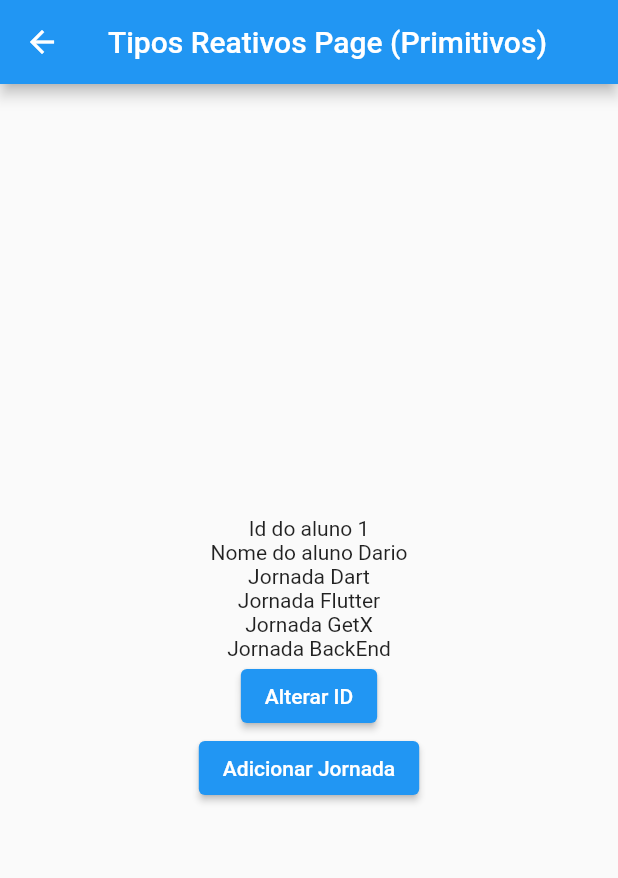
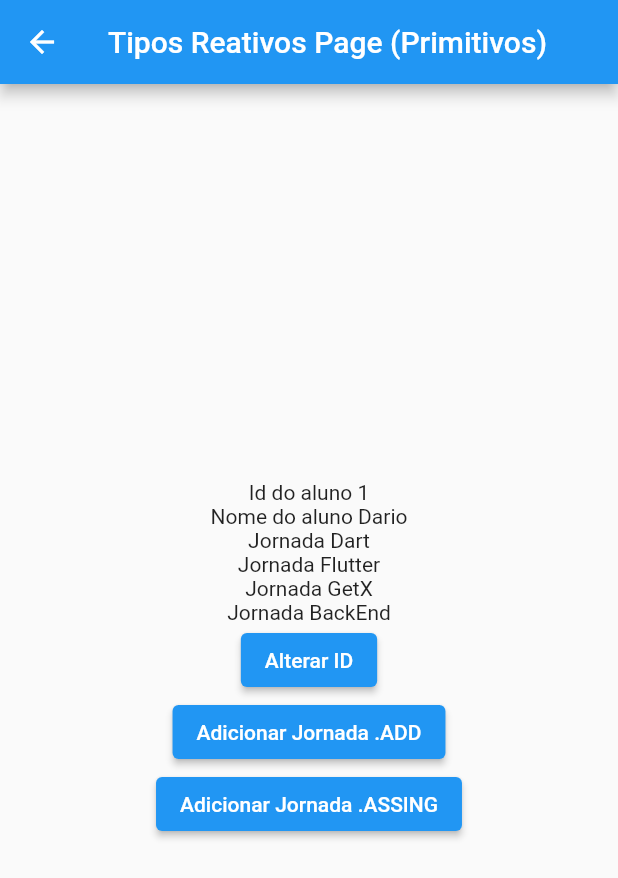
Before and after one commit to dariopmaciel/get_state_management, a Flutter app: the screen it shows after launch, after a tap on "Tipos Reativos", on a phone screen of 412 x 824 dp. Shown: the top 878 px of the screen. Run offline on Flutter 3.47's test engine with Material 3 defaults, Android fonts, the phone set to English and light mode, and no system bars; our stand-ins replace get.

Commit message:
Tipos reativos genericos

```diff
--- a/lib/home_page.dart
+++ b/lib/home_page.dart
@@ -25,6 +25,11 @@ class HomePage extends StatelessWidget {
               Get.toNamed('/tiposReativos');
             },
             child: const Text("Tipos Reativos"),
+          ),   TextButton(
+            onPressed: () {
+              Get.toNamed('/tiposReativosGenericos');
+            },
+            child: const Text("Tipos Reativos Genericos"),
           ),
         ],
       )),
--- a/lib/main.dart
+++ b/lib/main.dart
@@ -2,6 +2,7 @@ import 'package:flutter/material.dart';
 import 'package:get/get.dart';
 import 'package:get_state_management/home_page.dart';
 import 'package:get_state_management/pages/basico/reatividade_basica.dart';
+import 'package:get_state_management/pages/tipos/tipos_reativos_genericos_page.dart';
 import 'package:get_state_management/pages/tipos/tipos_reativos_page.dart';
 
 void main() {
@@ -22,8 +23,9 @@ class MyApp extends StatelessWidget {
       // home: const MyHomePage(title: 'Flutter Demo Home Page'),
       getPages: [
         GetPage(name: '/', page: () => const HomePage()),
-        GetPage(name: '/basico', page: () =>  ReatividadeBasica()),
-        GetPage(name: '/tiposReativos', page: () =>   TiposReativosPage(), ),
+        GetPage(name: '/basico', page: () => ReatividadeBasica()),
+        GetPage(name: '/tiposReativos', page: () => TiposReativosPage()),
+        GetPage(name: '/tiposReativosGenericos', page: () => TiposReativosGenericosPage()),
       ],
     );
   }
--- a/lib/pages/tipos/tipos_reativos_page.dart
+++ b/lib/pages/tipos/tipos_reativos_page.dart
@@ -71,7 +71,14 @@ class TiposReativosPage extends StatelessWidget {
               onPressed: () {
                 jornadas.add('Jornada Lógica');
               },
-              child: const Text("Adicionar Jornada"),
+              child: const Text("Adicionar Jornada .ADD"),
+            ),
+            ElevatedButton(
+              onPressed: () {
+                jornadas.assign(
+                    'Jornada Lógica'); //!ZERA a LISTA e add o ultomo item 'Jornada Lógica'
+              },
+              child: const Text("Adicionar Jornada .ASSING"),
             ),
           ],
         ),
```
Also changed, not shown: lib/pages/tipos/tipos_reativos_genericos_page.dart (added, +117 -0 lines).
